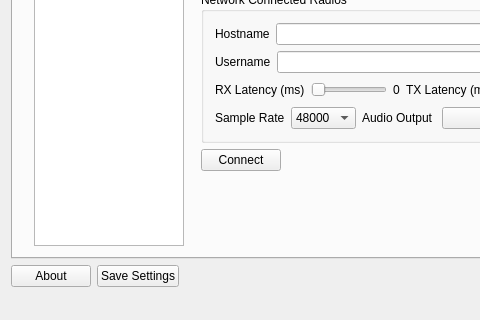
Above: wfmain.ui from adecarolis/wfweb before the change; both pictures show x 0 to 480 and y 249 to 569 of the 946 by 569 pixel window. Below: the same form after it.
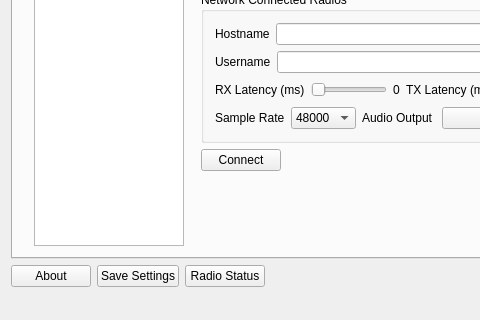
That is the form after the change. Custom widgets are drawn as their Qt base class.

Commit message: More work on multi-radio support

```diff
--- a/wfmain.ui
+++ b/wfmain.ui
@@ -3634,6 +3634,13 @@
         </property>
        </widget>
       </item>
+      <item>
+       <widget class="QPushButton" name="radioStatusBtn">
+        <property name="text">
+         <string>Radio Status</string>
+        </property>
+       </widget>
+      </item>
       <item>
        <spacer name="horizontalSpacer_9">
         <property name="orientation">
```
Left out of the diff: 2 changed lines with no effect on the pictures. The commit also changes 14 other files.
